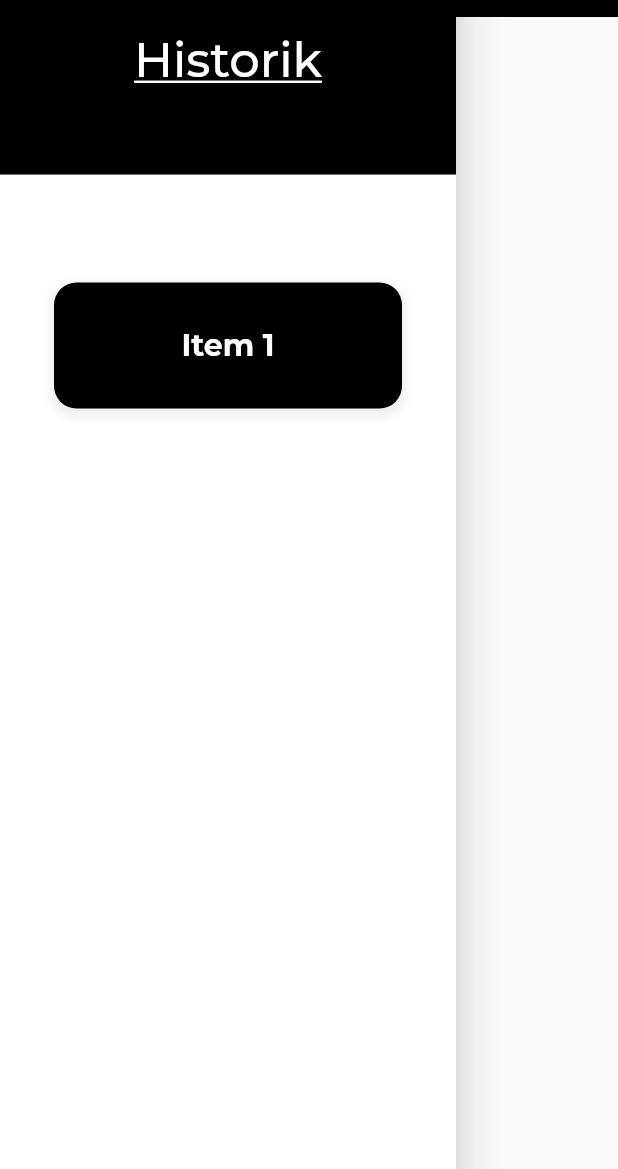
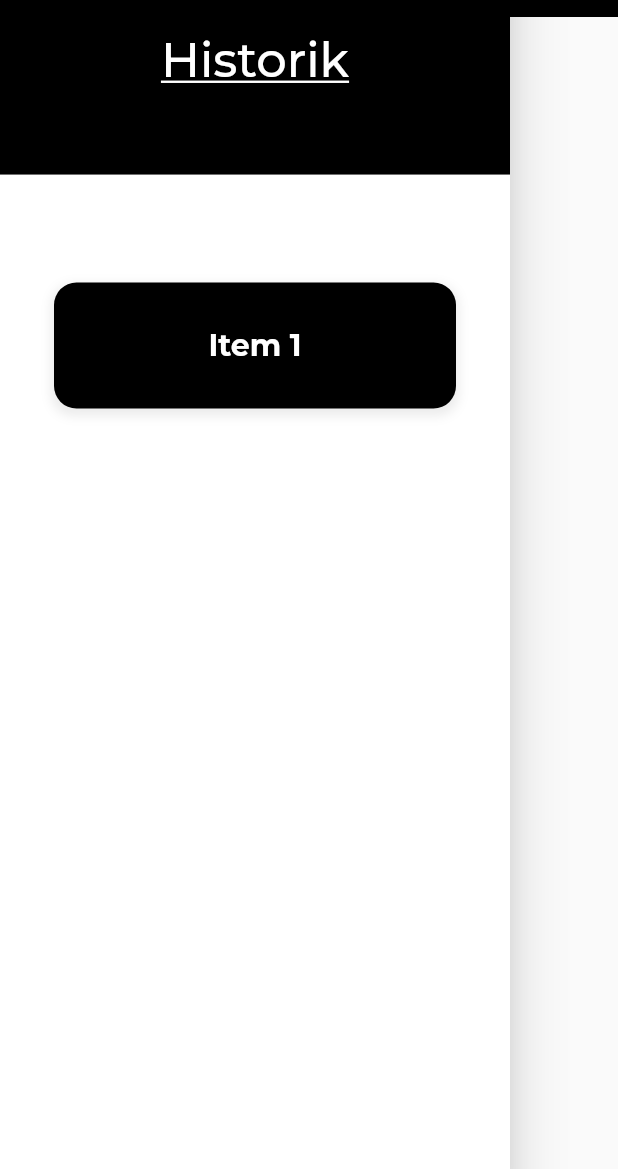
Before and after one commit to Rasmus3liasson/alcohol_check, a Flutter app: the screen it shows after launch, item 2 of the bottom bar chosen, on a phone screen of 412 x 824 dp, the part 67-1236 px from its top. Run offline on Flutter 3.47's test engine with Material 2 defaults, Android fonts, the phone set to English and light mode, and no system bars; our stand-ins replace google_fonts.

Commit message:
added animation to drawer

```diff
--- a/lib/pages/consumtion/consumtion.dart
+++ b/lib/pages/consumtion/consumtion.dart
@@ -140,7 +140,7 @@ class _ConsumtionState extends State<Consumtion> {
         bottomNavigationBar: Stack(
           alignment: Alignment.center,
           children: [
-            const CustomBottomNavigationBar(),
+            CustomBottomNavigationBar(),
             Positioned(
               top: 0,
               child: FloatingActionButton(
--- a/lib/pages/consumtion_time/consumtion_time.dart
+++ b/lib/pages/consumtion_time/consumtion_time.dart
@@ -171,7 +171,7 @@ class _ConsumtionTimeState extends State<ConsumtionTime> {
           ],
         ),
       ),
-      bottomNavigationBar: const CustomBottomNavigationBar(),
+      bottomNavigationBar: CustomBottomNavigationBar(),
     );
   }
 }
--- a/lib/pages/result/result.dart
+++ b/lib/pages/result/result.dart
@@ -59,7 +59,7 @@ class Result extends StatelessWidget {
           ],
         ),
       ),
-      bottomNavigationBar: const CustomBottomNavigationBar(),
+      bottomNavigationBar: CustomBottomNavigationBar(),
     );
   }
 }
--- a/lib/utils/functions/components/bottom_navigationbar.dart
+++ b/lib/utils/functions/components/bottom_navigationbar.dart
@@ -1,33 +1,45 @@
 import 'package:alcohol_check/main.dart';
+import 'package:flutter/material.dart';
 import 'package:alcohol_check/utils/constans/color.dart';
 import 'package:alcohol_check/utils/functions/components/drawer.dart';
-import 'package:flutter/material.dart';
 
 class CustomBottomNavigationBar extends StatefulWidget {
-  const CustomBottomNavigationBar({super.key});
+  CustomBottomNavigationBar({super.key});
 
   @override
   State<CustomBottomNavigationBar> createState() =>
       _CustomBottomNavigationBarState();
 }
 
-class _CustomBottomNavigationBarState extends State<CustomBottomNavigationBar> {
+class _CustomBottomNavigationBarState extends State<CustomBottomNavigationBar>
+    with TickerProviderStateMixin {
   int index = 0;
   bool isDrawerVisible = false;
+  late AnimationController animationController;
+
+  @override
+  void initState() {
+    super.initState();
+
+    animationController = AnimationController(
+      vsync: this,
+      duration: const Duration(milliseconds: 250),
+    );
+  }
 
   @override
   Widget build(BuildContext context) {
-    print(isDrawerVisible);
     return GestureDetector(
       onTap: () {
         if (isDrawerVisible) {
           setState(() {
-            isDrawerVisible = true;
+            isDrawerVisible = !isDrawerVisible;
           });
         }
       },
       child: Stack(
         children: <Widget>[
+          if(!isDrawerVisible)
           BottomNavigationBar(
             backgroundColor: Colors.transparent,
             selectedItemColor: AppColor.blackColor,
@@ -45,7 +57,8 @@ class _CustomBottomNavigationBarState extends State<CustomBottomNavigationBar> {
                 );
               } else {
                 setState(() {
-                  isDrawerVisible = !isDrawerVisible;
+                  isDrawerVisible = true;
+                  animationController.forward();
                 });
               }
             },
@@ -61,11 +74,25 @@ class _CustomBottomNavigationBarState extends State<CustomBottomNavigationBar> {
             ],
           ),
           if (isDrawerVisible)
-            Row(
+            AnimatedBuilder(
+              animation: animationController,
+              builder: (context, child) {
+                return SlideTransition(
+                  position: Tween<Offset>(
+                    begin: const Offset(-1.3, 0.0),
+                    end: const Offset(0.0, 0.0),
+                  ).animate(CurvedAnimation(
+                    parent: animationController,
+                    curve: Curves.easeInOut,
+                  )),
+                  child: Row(
                     children: [
                       const CustomDrawer(),
                       FillEmptySpace(),
                     ],
+                  ),
+                );
+              },
             ),
         ],
       ),
@@ -77,6 +104,7 @@ class _CustomBottomNavigationBarState extends State<CustomBottomNavigationBar> {
       child: GestureDetector(
         onTap: () => setState(() {
           isDrawerVisible = !isDrawerVisible;
+          animationController.reverse();
         }),
         child: Container(
           color: Colors.transparent,
@@ -84,4 +112,10 @@ class _CustomBottomNavigationBarState extends State<CustomBottomNavigationBar> {
       ),
     );
   }
+
+  @override
+  void dispose() {
+    animationController.dispose();
+    super.dispose();
   }
+}
--- a/lib/utils/functions/components/drawer.dart
+++ b/lib/utils/functions/components/drawer.dart
@@ -7,6 +7,7 @@ class CustomDrawer extends StatelessWidget {
   @override
   Widget build(BuildContext context) {
     return Drawer(
+      width: 340.0,
       backgroundColor: AppColor.whiteColor,
       child: Center(
         child: Column(
```
Lines whose indentation alone changed are shown as unchanged.
